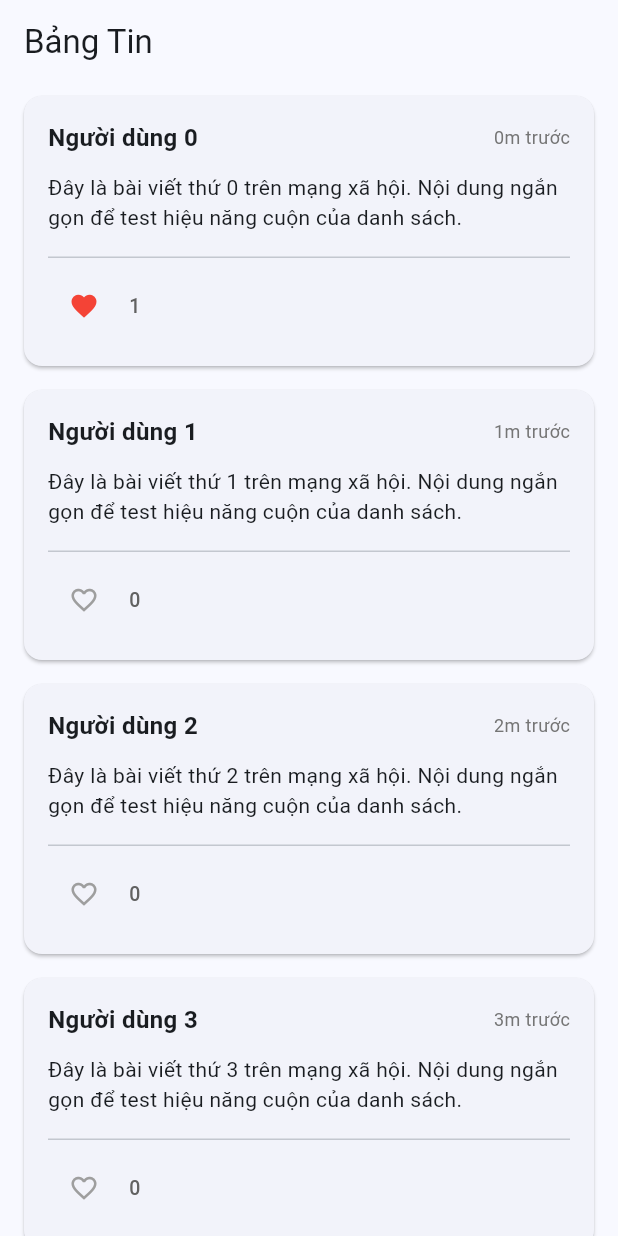
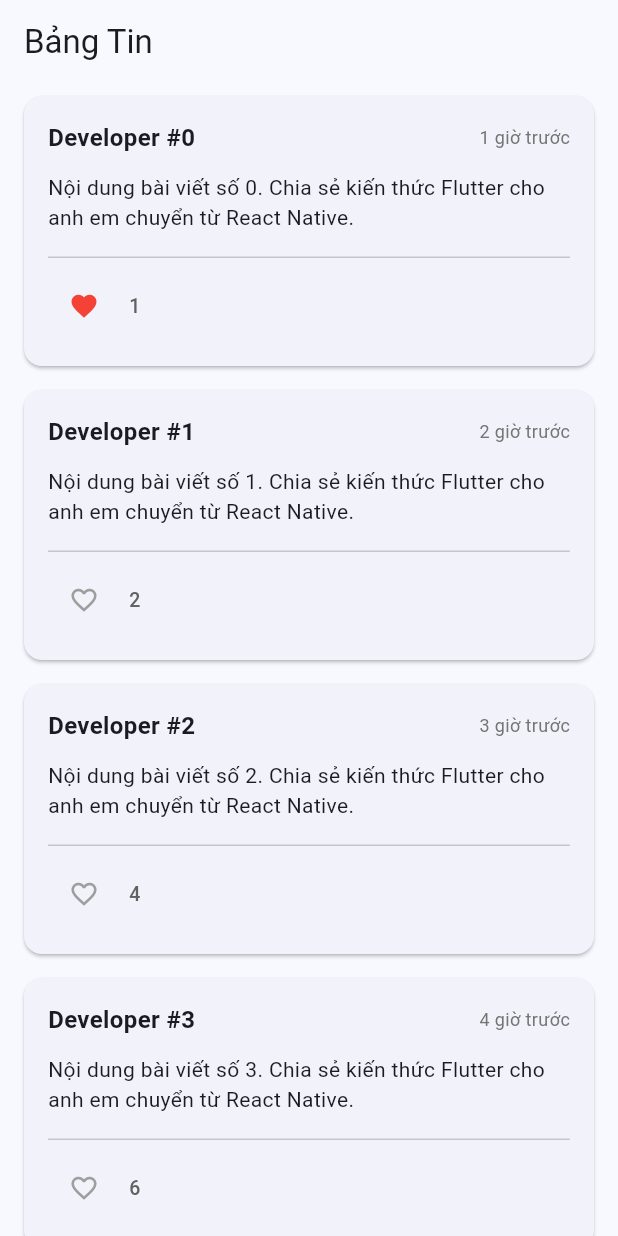
Before and after one commit to lytrunghieu/social-networking-demo, a Flutter app: the screen it shows after launch, after a tap on the "favorite outline" icon, on a phone screen of 412 x 824 dp. Run offline on Flutter 3.47's test engine with Material 3 defaults, Android fonts, the phone set to English and light mode, and no system bars; our stand-ins replace flutter_bloc.

```diff
--- /dev/null
+++ b/lib/features/feed/cubit/feed_cubit.dart
@@ -0,0 +1,49 @@
+import "package:flutter_bloc/flutter_bloc.dart";
+import "package:social_networking_demo/features/feed/models/post_model.dart";
+import "package:social_networking_demo/features/feed/cubit/feed_state.dart";
+
+class FeedCubit extends Cubit<FeedState>{
+
+  FeedCubit(): super(const FeedLoading());
+
+  Future<void> loadFeed() async {
+    try{
+      emit(const FeedLoading());
+      await Future.delayed(const Duration(milliseconds: 1500));
+
+      final mockData = List.generate(
+        20,
+        (index) => PostModel(
+          id: 'post_$index',
+          authorName: 'Developer #$index',
+          content: 'Nội dung bài viết số $index. Chia sẻ kiến thức Flutter cho anh em chuyển từ React Native.',
+          createdAt: '${index + 1} giờ trước',
+          likeCount: index * 2,
+          isLiked: false,
+        )
+      );
+      emit(FeedLoaded(mockData));
+    }
+    catch(e){
+      emit(const FeedError('Không thể kết nối đến máy chủ. Vui lòng kiểm tra lại đường truyền.'));
+
+    }
+  }
+
+  void toggleLikePost(String postId){
+    if(state is! FeedLoaded) return;
+    final currentState = state as FeedLoaded;
+    final updatedPosts = currentState.posts.map((post){
+      if(post.id == postId){
+        final newIsLiked = !post.isLiked;
+        return post.copyWith(
+          isLiked: newIsLiked,
+          likeCount: newIsLiked ? post.likeCount + 1 : post.likeCount  - 1
+        );
+      }
+      return post;
+    }).toList();
+    emit(FeedLoaded(updatedPosts));
+  }
+
+}
--- /dev/null
+++ b/lib/features/feed/cubit/feed_state.dart
@@ -0,0 +1,21 @@
+import "package:flutter/foundation.dart";
+import "package:social_networking_demo/features/feed/models/post_model.dart";
+
+@immutable
+sealed class FeedState{
+  const FeedState();
+}
+
+final class FeedLoading extends FeedState{
+  const FeedLoading();
+}
+
+final class FeedLoaded extends FeedState{
+  final List<PostModel> posts;
+  const FeedLoaded(this.posts);
+}
+
+final class FeedError extends FeedState{
+  final String message;
+  const FeedError(this.message);
+}
--- a/lib/features/feed/models/post_model.dart
+++ b/lib/features/feed/models/post_model.dart
@@ -15,4 +15,22 @@ class PostModel {
     this.likeCount = 0,
     this.isLiked = false
   });
+
+  PostModel copyWith({
+    String? id,
+    String? authorName,
+    String? createdAt,
+    String? content,
+    int? likeCount,
+    bool? isLiked,
+  }){
+    return PostModel(
+      id: id ?? this.id,
+      authorName: authorName ?? this.authorName,
+      createdAt: createdAt ?? this.createdAt,
+      likeCount: likeCount ?? this.likeCount,
+      isLiked: isLiked ?? this.isLiked,
+      content: content ?? this.content,
+    );
+  }
 }
--- a/lib/features/feed/presentations/screens/feed_screen.dart
+++ b/lib/features/feed/presentations/screens/feed_screen.dart
@@ -1,6 +1,9 @@
 import "package:flutter/material.dart";
 import "package:social_networking_demo/features/feed/presentations/widgets/post_card.dart";
 import "package:social_networking_demo/features/feed/models/post_model.dart";
+import "package:flutter_bloc/flutter_bloc.dart";
+import "package:social_networking_demo/features/feed/cubit/feed_state.dart";
+import "package:social_networking_demo/features/feed/cubit/feed_cubit.dart";
 
 class FeedScreen extends StatelessWidget {
   final List<PostModel> posts;
@@ -12,12 +15,31 @@ class FeedScreen extends StatelessWidget {
 
   @override
   Widget build(BuildContext context){
-    return Scaffold(
+    return BlocProvider(
+      create: (context) => FeedCubit()..loadFeed(),
+      child: Scaffold(
         appBar: AppBar(
           title: const Text("Bảng Tin"),
           centerTitle: false,
         ),
-      body: ListView.builder(
+        body: BlocBuilder<FeedCubit,FeedState>(
+          builder: (context, state){
+          return switch(state){
+            FeedLoading() => const Center(child: CircularProgressIndicator()),
+            FeedError(:final message) => Center(
+              child: Column(
+                mainAxisAlignment: MainAxisAlignment.center,
+                children:[
+                  Text(message, textAlign: TextAlign.center),
+                  const SizedBox(height: 16),
+                  ElevatedButton(
+                    onPressed:() => context.read<FeedCubit>().loadFeed(),
+                    child: const Text('Thử lại')
+                  ),
+                ],
+              )
+            ),
+            FeedLoaded(:final posts) => ListView.builder(
                     itemCount: posts.length,
                     itemBuilder: (BuildContext context, int index){
                     final post = posts[index];
@@ -26,7 +48,11 @@ class FeedScreen extends StatelessWidget {
                       post: post,
                     );
                   },
-      )
+            ),
+          };
+          },
+        ),
+      ),
     );
   }
 }
--- a/lib/features/feed/presentations/widgets/post_card.dart
+++ b/lib/features/feed/presentations/widgets/post_card.dart
@@ -1,7 +1,8 @@
 import 'package:flutter/material.dart';
 import 'package:social_networking_demo/features/feed/models/post_model.dart';
 import 'package:social_networking_demo/features/feed/presentations/widgets/like_button.dart';
-
+import 'package:flutter_bloc/flutter_bloc.dart';
+import 'package:social_networking_demo/features/feed/cubit/feed_cubit.dart';
 
 class PostCard extends StatelessWidget {
   final PostModel post;
@@ -59,7 +60,7 @@ class PostCard extends StatelessWidget {
               initialLikeCount: post.likeCount,
               initialIsLiked : post.isLiked,
               onLikeChanged: (isLiked){
-                debugPrint('Post ${post.id} is Liked: ${post.isLiked}');
+                context.read<FeedCubit>().toggleLikePost(post.id);
               },
             ),
           ],
--- a/pubspec.yaml
+++ b/pubspec.yaml
@@ -31,6 +31,7 @@ dependencies:
   flutter:
     sdk: flutter
 
+  flutter_bloc: ^8.1.3
   # The following adds the Cupertino Icons font to your application.
   # Use with the CupertinoIcons class for iOS style icons.
   cupertino_icons: ^1.0.8
```
Also changed, not shown: pubspec.lock. Lines whose indentation alone changed are shown as unchanged.
